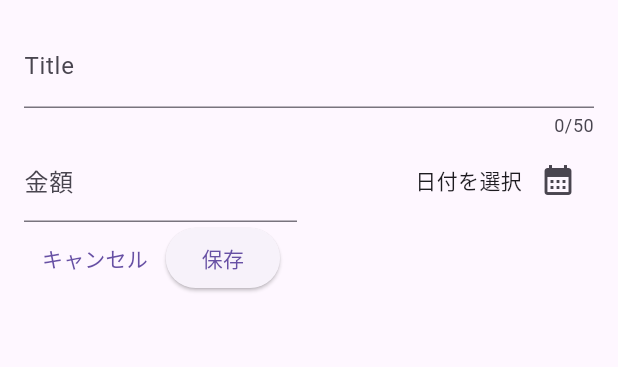
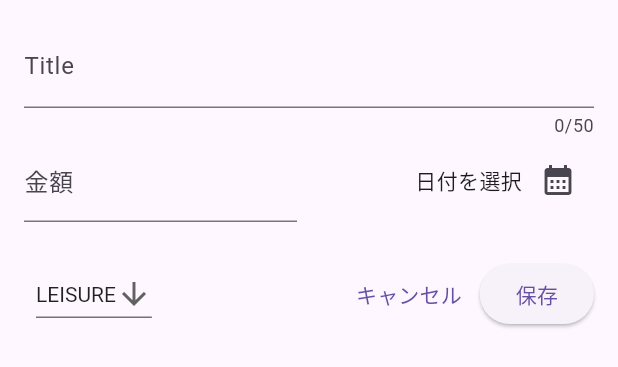
Before and after one commit to Junichi-Machii/flutter_tracker_app01, a Flutter app: the NewExpense widget shown alone on an empty page, opened directly, on a phone screen of 412 x 824 dp. Shown: the top 367 px of the screen. Run offline on Flutter 3.47's test engine with Material 2 defaults, Android fonts, the phone set to English and light mode, and no system bars.

Commit message:
DropdownButton wiget カテゴリー選択リストを作成

```diff
--- a/lib/widgets/new_expense.dart
+++ b/lib/widgets/new_expense.dart
@@ -13,6 +13,7 @@ class _NewExpenseState extends State<NewExpense> {
   final _titleController = TextEditingController();
   final _amountController = TextEditingController();
   DateTime? _selectedDate;
+  Category _selectedCategory = Category.leisure;
 
   void _presetDatePicker() async {
     final now = DateTime.now();
@@ -25,11 +26,11 @@ class _NewExpenseState extends State<NewExpense> {
       context: context,
       initialDate: now,
       firstDate: firstDate,
-        lastDate: now,);
+      lastDate: now,
+    );
     setState(() {
       _selectedDate = pickedDate;
     });
-
   }
 
   @override
@@ -72,7 +73,11 @@ setState(() {
                 child: Row(
                   mainAxisAlignment: MainAxisAlignment.end,
                   children: [
-                     Text( _selectedDate == null ?  '日付を選択' : formatter.format(_selectedDate!),),
+                    Text(
+                      _selectedDate == null
+                          ? '日付を選択'
+                          : formatter.format(_selectedDate!),
+                    ),
                     IconButton(
                       onPressed: _presetDatePicker,
                       icon: const Icon(Icons.calendar_month),
@@ -82,8 +87,38 @@ setState(() {
               )
             ],
           ),
+         const SizedBox(height: 16,),
           Row(
             children: [
+              Padding(
+                padding: const EdgeInsets.all(8.0),
+                child: DropdownButton(
+                  icon: const Icon(Icons.arrow_downward),
+                  elevation: 8,
+                  style: const TextStyle(color: Colors.black87),
+                  underline: Container(
+                    color: Colors.black54,
+                    height: 1,
+                  ),
+                  value: _selectedCategory,
+                    items: Category.values.map(
+                      (category) => DropdownMenuItem(
+                        value: category,
+                        child: Text(
+                          category.name.toUpperCase(),
+                        ),
+                      ),
+                    ).toList(),
+                    onChanged: (value) {
+                    setState(() {
+                      if(value == null) {
+                        return;
+                      }
+                      _selectedCategory = value;
+                    });
+                    }),
+              ),
+                  const Spacer(),
               TextButton(
                   onPressed: () {
                     Navigator.pop(context);
```
Lines whose indentation alone changed are shown as unchanged.
